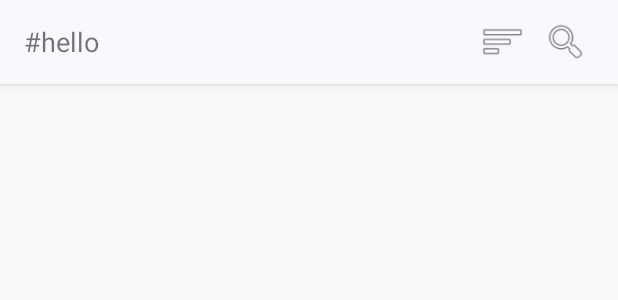
After one commit to jamieBJChen/GifHP, an Android app: the layout activity_gif_main_list.xml on its own in the app's theme, with its tools: preview values and no code run, on a phone screen of 412 x 824 dp. The commit adds this screen. Shown: the top 300 px of the screen. Run offline under Robolectric (Android 15) with nearby library versions, the phone set to English and light mode, and no system bars.

Commit message:
- Updated Splash screen - Updated Main list activity

```diff
--- /dev/null
+++ b/app/src/main/res/layout/activity_gif_main_list.xml
@@ -0,0 +1,92 @@
+<?xml version="1.0" encoding="utf-8"?>
+<RelativeLayout xmlns:android="http://schemas.android.com/apk/res/android"
+    xmlns:app="http://schemas.android.com/apk/res-auto"
+    xmlns:tools="http://schemas.android.com/tools"
+    android:layout_width="match_parent"
+    android:layout_height="match_parent"
+    android:id="@+id/gif_main_list_root_relative_layout"
+    android:fitsSystemWindows="true"
+    tools:context=".Activities.GifMainListActivity">
+
+    <android.support.design.widget.CoordinatorLayout
+        android:layout_width="match_parent"
+        android:layout_height="match_parent"
+        android:id="@+id/gif_main_list_root_coordinator_layout">
+
+        <android.support.v7.widget.RecyclerView
+            android:layout_width="match_parent"
+            android:layout_height="match_parent"
+            android:id="@+id/gif_main_list_bottom_recycler_view"
+            app:layout_behavior="@string/appbar_scrolling_view_behavior"/>
+
+        <android.support.design.widget.AppBarLayout
+            android:layout_width="match_parent"
+            android:layout_height="wrap_content"
+            android:id="@+id/gif_main_list_top_app_bar_layout"
+            android:background="@color/gifGhostWhiteColor">
+
+            <android.support.design.widget.CollapsingToolbarLayout
+                android:layout_width="match_parent"
+                android:layout_height="wrap_content"
+                android:id="@+id/gif_main_list_top_app_bar_inner_collapsing_tool_bar_layout"
+                android:fitsSystemWindows="true"
+                app:layout_scrollFlags="scroll|enterAlways|snap">
+
+                <RelativeLayout
+                    android:layout_width="match_parent"
+                    android:layout_height="wrap_content"
+                    android:id="@+id/gif_main_list_top_app_bar_inner_relative_layout">
+
+                    <RelativeLayout
+                        android:layout_width="match_parent"
+                        android:layout_height="24dp"
+                        android:id="@+id/gif_main_list_top_app_bar_inner_top_place_holder_relative_layout"
+                        android:visibility="gone"/>
+
+                    <RelativeLayout
+                        android:layout_width="match_parent"
+                        android:layout_height="?attr/actionBarSize"
+                        android:id="@+id/gif_main_list_top_app_bar_inner_bottom_root_relative_layout"
+                        android:paddingLeft="16dp"
+                        android:paddingRight="16dp"
+                        android:layout_below="@+id/gif_main_list_top_app_bar_inner_top_place_holder_relative_layout">
+
+                        <android.support.v7.widget.AppCompatTextView
+                            android:layout_width="match_parent"
+                            android:layout_height="wrap_content"
+                            android:id="@+id/gif_main_list_top_app_bar_inner_bottom_tags_text_view"
+                            android:text="#hello"
+                            android:textSize="18dp"
+                            android:layout_centerVertical="true"
+                            android:layout_toLeftOf="@+id/gif_main_list_top_app_bar_inner_bottom_ranking_image_view"/>
+
+                        <android.support.v7.widget.AppCompatImageView
+                            android:layout_width="38dp"
+                            android:layout_height="38dp"
+                            android:id="@+id/gif_main_list_top_app_bar_inner_bottom_ranking_image_view"
+                            android:layout_centerVertical="true"
+                            android:layout_toLeftOf="@+id/gif_main_list_top_app_bar_inner_bottom_search_image_view"
+                            android:padding="4dp"
+                            android:layout_marginRight="4dp"
+                            app:srcCompat="@android:drawable/ic_menu_sort_by_size"/>
+
+                        <android.support.v7.widget.AppCompatImageView
+                            android:layout_width="38dp"
+                            android:layout_height="38dp"
+                            android:id="@+id/gif_main_list_top_app_bar_inner_bottom_search_image_view"
+                            android:layout_centerVertical="true"
+                            android:layout_alignParentRight="true"
+                            android:padding="4dp"
+                            app:srcCompat="@android:drawable/ic_menu_search"/>
+
+                    </RelativeLayout>
+
+                </RelativeLayout>
+
+            </android.support.design.widget.CollapsingToolbarLayout>
+
+        </android.support.design.widget.AppBarLayout>
+
+    </android.support.design.widget.CoordinatorLayout>
+
+</RelativeLayout>
--- a/app/src/main/res/values/colors.xml
+++ b/app/src/main/res/values/colors.xml
@@ -3,4 +3,6 @@
     <color name="colorPrimary">#3F51B5</color>
     <color name="colorPrimaryDark">#303F9F</color>
     <color name="colorAccent">#FF4081</color>
+    <color name="gifWhiteColor">#FFFFFF</color>
+    <color name="gifGhostWhiteColor">#F8F8FF</color>
 </resources>
```
Also changed, not shown: app/build.gradle (+9 -0 lines), app/src/main/AndroidManifest.xml (+13 -8 lines), app/src/main/java/cbj/jamiechencbj/gif/Activities/GifMainListActivity.java (added, +143 -0 lines), app/src/main/java/cbj/jamiechencbj/gif/Activities/GifSplashScreenActivity.java (+12 -0 lines).
